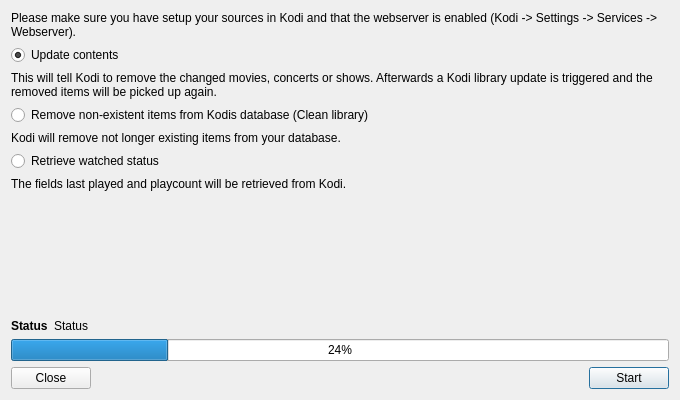
Qt form src/ui/media_centers/KodiSync.ui (Komet/MediaElch) before a commit.
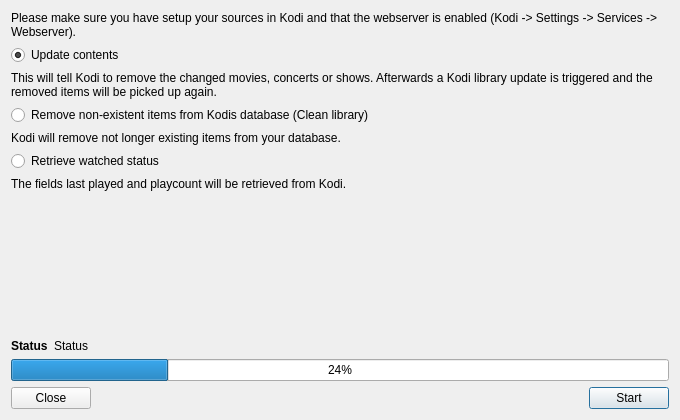
The same form after that commit.

Commit message: [KodiSync][UI] Resize main window; rename widgets

Diff of the .ui file:
```diff
--- a/src/ui/media_centers/KodiSync.ui
+++ b/src/ui/media_centers/KodiSync.ui
@@ -10,9 +10,15 @@
     <x>0</x>
     <y>0</y>
     <width>680</width>
-    <height>400</height>
+    <height>420</height>
    </rect>
   </property>
+  <property name="sizePolicy">
+   <sizepolicy hsizetype="Preferred" vsizetype="Preferred">
+    <horstretch>0</horstretch>
+    <verstretch>0</verstretch>
+   </sizepolicy>
+  </property>
   <property name="windowTitle">
    <string>Kodi Synchronization</string>
   </property>
@@ -88,8 +94,8 @@
      </property>
      <property name="sizeHint" stdset="0">
       <size>
-       <width>20</width>
-       <height>40</height>
+       <width>0</width>
+       <height>0</height>
       </size>
      </property>
     </spacer>
```
Left out of the diff: 14 changed lines with no effect on the pictures. The commit also changes 1 other file.
